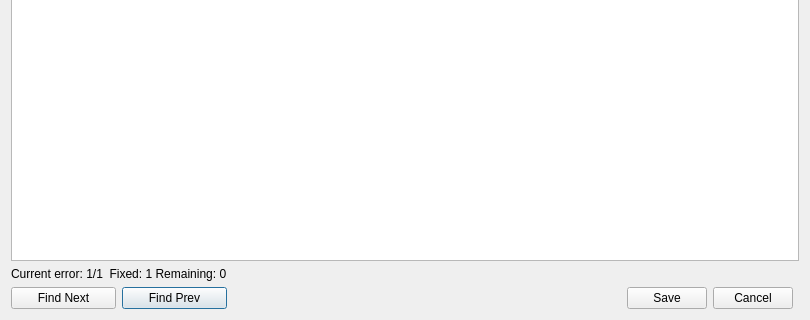
guhaoyu2005/cs3307aTeamDraco, file AcuitySTAR/src/gui/ErrorEditDialog.ui: the form before one commit; both pictures show x 0 to 810 and y 163 to 483 of the 810 by 483 pixel window.
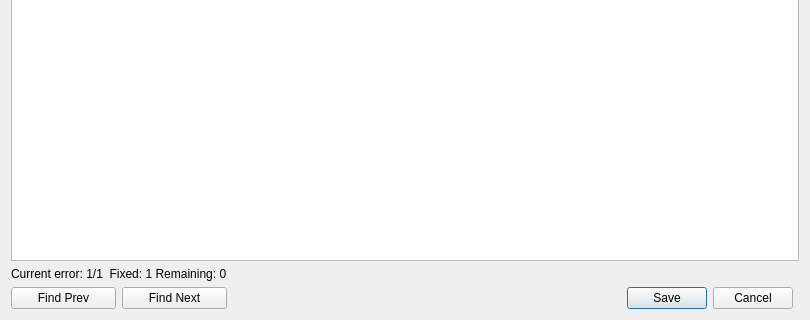
The form after the commit. Icons and pictures are not drawn.

Commit message: Fixed Prev and Next in UI Dialog

```diff
--- a/AcuitySTAR/src/gui/ErrorEditDialog.ui
+++ b/AcuitySTAR/src/gui/ErrorEditDialog.ui
@@ -18,13 +18,6 @@
     <normaloff>:/icon32.ico</normaloff>:/icon32.ico</iconset>
   </property>
   <layout class="QGridLayout" name="gridLayout">
-   <item row="3" column="1">
-    <widget class="QPushButton" name="FindPrevBtn">
-     <property name="text">
-      <string>Find Prev</string>
-     </property>
-    </widget>
-   </item>
    <item row="3" column="3">
     <widget class="QPushButton" name="save">
      <property name="maximumSize">
@@ -38,13 +31,6 @@
      </property>
     </widget>
    </item>
-   <item row="3" column="0">
-    <widget class="QPushButton" name="FindNextBtn">
-     <property name="text">
-      <string>Find Next</string>
-     </property>
-    </widget>
-   </item>
    <item row="3" column="4">
     <widget class="QPushButton" name="cancel">
      <property name="text">
@@ -78,6 +64,20 @@
      </property>
     </widget>
    </item>
+   <item row="3" column="0">
+    <widget class="QPushButton" name="FindPrevBtn">
+     <property name="text">
+      <string>Find Prev</string>
+     </property>
+    </widget>
+   </item>
+   <item row="3" column="1">
+    <widget class="QPushButton" name="FindNextBtn">
+     <property name="text">
+      <string>Find Next</string>
+     </property>
+    </widget>
+   </item>
   </layout>
  </widget>
  <resources>
```
